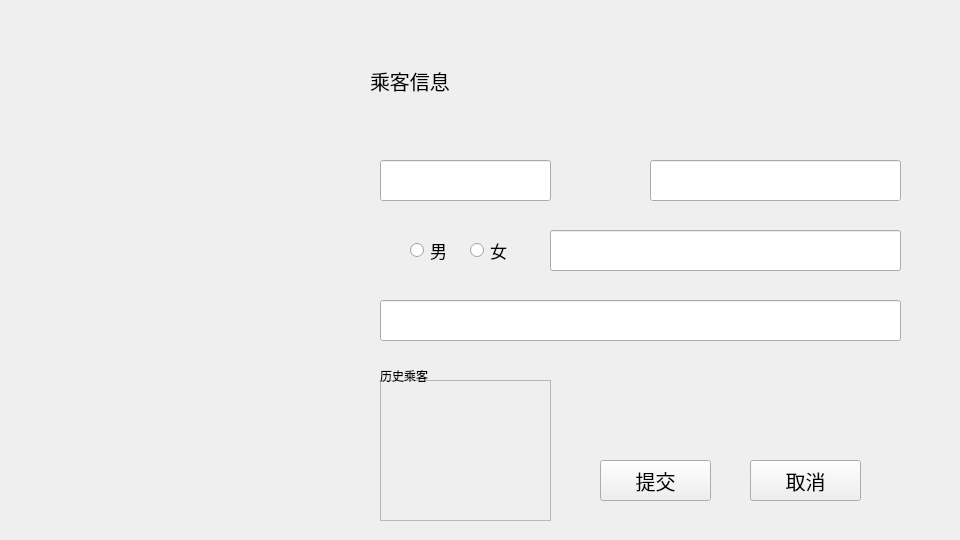
Old version of the form ui/checkoutpage.ui in the repository delete3GM/Flight-Booking-System.
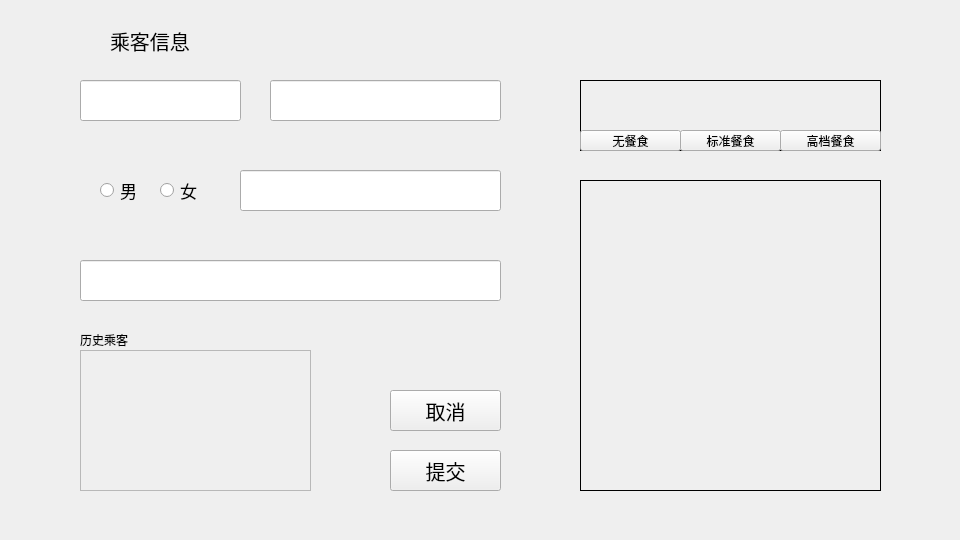
New version of the form.

The edit to the form file:
```diff
--- a/ui/checkoutpage.ui
+++ b/ui/checkoutpage.ui
@@ -22,8 +22,8 @@
   <widget class="QRadioButton" name="isMale">
    <property name="geometry">
     <rect>
-     <x>410</x>
-     <y>240</y>
+     <x>100</x>
+     <y>180</y>
      <width>51</width>
      <height>21</height>
     </rect>
@@ -49,9 +49,9 @@
   <widget class="QLineEdit" name="givenname">
    <property name="geometry">
     <rect>
-     <x>650</x>
-     <y>160</y>
-     <width>251</width>
+     <x>270</x>
+     <y>80</y>
+     <width>231</width>
      <height>41</height>
     </rect>
    </property>
@@ -67,8 +67,8 @@
   <widget class="QPushButton" name="cancelBtn">
    <property name="geometry">
     <rect>
-     <x>750</x>
-     <y>460</y>
+     <x>390</x>
+     <y>390</y>
      <width>111</width>
      <height>41</height>
     </rect>
@@ -85,8 +85,8 @@
   <widget class="QPushButton" name="submitBtn">
    <property name="geometry">
     <rect>
-     <x>600</x>
-     <y>460</y>
+     <x>390</x>
+     <y>450</y>
      <width>111</width>
      <height>41</height>
     </rect>
@@ -103,9 +103,9 @@
   <widget class="QLineEdit" name="familyname">
    <property name="geometry">
     <rect>
-     <x>380</x>
-     <y>160</y>
-     <width>171</width>
+     <x>80</x>
+     <y>80</y>
+     <width>161</width>
      <height>41</height>
     </rect>
    </property>
@@ -124,9 +124,9 @@
   <widget class="QLineEdit" name="passenger_phone">
    <property name="geometry">
     <rect>
-     <x>380</x>
-     <y>300</y>
-     <width>521</width>
+     <x>240</x>
+     <y>170</y>
+     <width>261</width>
      <height>41</height>
     </rect>
    </property>
@@ -139,10 +139,10 @@
   <widget class="QLabel" name="flightInfo">
    <property name="geometry">
     <rect>
-     <x>30</x>
-     <y>30</y>
+     <x>580</x>
+     <y>180</y>
      <width>301</width>
-     <height>431</height>
+     <height>311</height>
     </rect>
    </property>
    <property name="font">
@@ -152,6 +152,9 @@
      <bold>true</bold>
     </font>
    </property>
+   <property name="styleSheet">
+    <string notr="true">QLabel { border: 1px solid black; }</string>
+   </property>
    <property name="text">
     <string/>
    </property>
@@ -162,9 +165,9 @@
   <widget class="QLineEdit" name="passenger_id">
    <property name="geometry">
     <rect>
-     <x>550</x>
-     <y>230</y>
-     <width>351</width>
+     <x>80</x>
+     <y>260</y>
+     <width>421</width>
      <height>41</height>
     </rect>
    </property>
@@ -177,8 +180,8 @@
   <widget class="QRadioButton" name="isFemale">
    <property name="geometry">
     <rect>
-     <x>470</x>
-     <y>240</y>
+     <x>160</x>
+     <y>180</y>
      <width>72</width>
      <height>21</height>
     </rect>
@@ -195,8 +198,8 @@
   <widget class="QLabel" name="passenger_title">
    <property name="geometry">
     <rect>
-     <x>370</x>
-     <y>60</y>
+     <x>110</x>
+     <y>20</y>
      <width>81</width>
      <height>41</height>
     </rect>
@@ -213,9 +216,9 @@
   <widget class="QScrollArea" name="historyArea">
    <property name="geometry">
     <rect>
-     <x>380</x>
-     <y>380</y>
-     <width>171</width>
+     <x>80</x>
+     <y>350</y>
+     <width>231</width>
      <height>141</height>
     </rect>
    </property>
@@ -230,7 +233,7 @@
      <rect>
       <x>0</x>
       <y>0</y>
-      <width>169</width>
+      <width>229</width>
       <height>139</height>
      </rect>
     </property>
@@ -239,8 +242,8 @@
   <widget class="QLabel" name="label">
    <property name="geometry">
     <rect>
-     <x>380</x>
-     <y>366</y>
+     <x>80</x>
+     <y>330</y>
      <width>61</width>
      <height>20</height>
     </rect>
@@ -249,6 +252,64 @@
     <string>历史乘客</string>
    </property>
   </widget>
+  <widget class="QLabel" name="foodLbl">
+   <property name="geometry">
+    <rect>
+     <x>580</x>
+     <y>80</y>
+     <width>301</width>
+     <height>71</height>
+    </rect>
+   </property>
+   <property name="styleSheet">
+    <string notr="true">QLabel { border: 1px solid black; }</string>
+   </property>
+   <property name="text">
+    <string/>
+   </property>
+   <property name="alignment">
+    <set>Qt::AlignmentFlag::AlignLeading|Qt::AlignmentFlag::AlignLeft|Qt::AlignmentFlag::AlignTop</set>
+   </property>
+  </widget>
+  <widget class="QPushButton" name="noFoodBtn">
+   <property name="geometry">
+    <rect>
+     <x>580</x>
+     <y>130</y>
+     <width>101</width>
+     <height>21</height>
+    </rect>
+   </property>
+   <property name="text">
+    <string>无餐食</string>
+   </property>
+  </widget>
+  <widget class="QPushButton" name="normalFoodBtn">
+   <property name="geometry">
+    <rect>
+     <x>680</x>
+     <y>130</y>
+     <width>101</width>
+     <height>21</height>
+    </rect>
+   </property>
+   <property name="text">
+    <string>标准餐食</string>
+   </property>
+  </widget>
+  <widget class="QPushButton" name="plusFoodBtn">
+   <property name="geometry">
+    <rect>
+     <x>780</x>
+     <y>130</y>
+     <width>101</width>
+     <height>21</height>
+    </rect>
+   </property>
+   <property name="text">
+    <string>高档餐食</string>
+   </property>
+  </widget>
  </widget>
  <resources/>
  <connections/>
```
